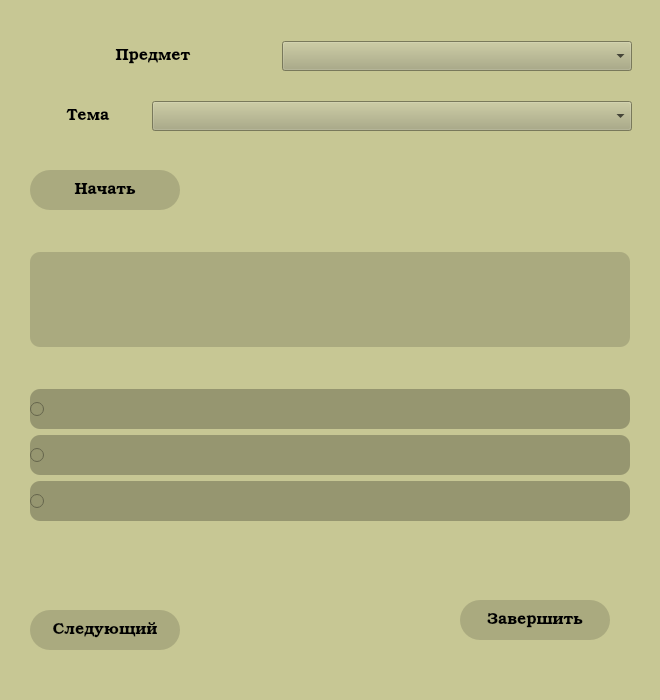
This is UiDataBase/test_form.ui in kirilkin67/OOP as Qt 5 draws it before an edit. The edited form follows.
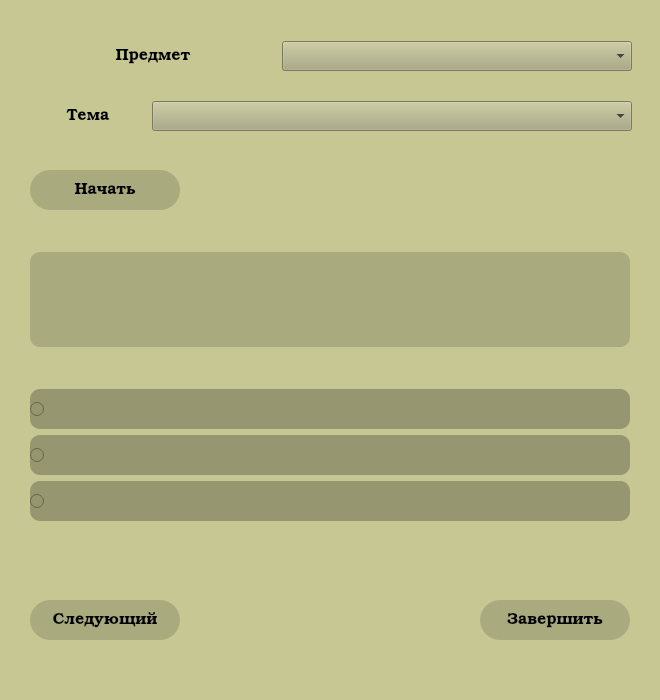
This is the edited form.

The edit to the form file:
```diff
--- a/UiDataBase/test_form.ui
+++ b/UiDataBase/test_form.ui
@@ -22,6 +22,12 @@
     <height>700</height>
    </size>
   </property>
+  <property name="font">
+   <font>
+    <family>Bookman Old Style</family>
+    <pointsize>12</pointsize>
+   </font>
+  </property>
   <property name="windowTitle">
    <string>Тест по истории</string>
   </property>
@@ -32,7 +38,7 @@
    <property name="geometry">
     <rect>
      <x>30</x>
-     <y>610</y>
+     <y>600</y>
      <width>150</width>
      <height>40</height>
     </rect>
@@ -199,7 +205,7 @@
   <widget class="QPushButton" name="stop">
    <property name="geometry">
     <rect>
-     <x>460</x>
+     <x>480</x>
      <y>600</y>
      <width>150</width>
      <height>40</height>
```
Left out of the diff: 46 changed lines with no effect on the pictures.
